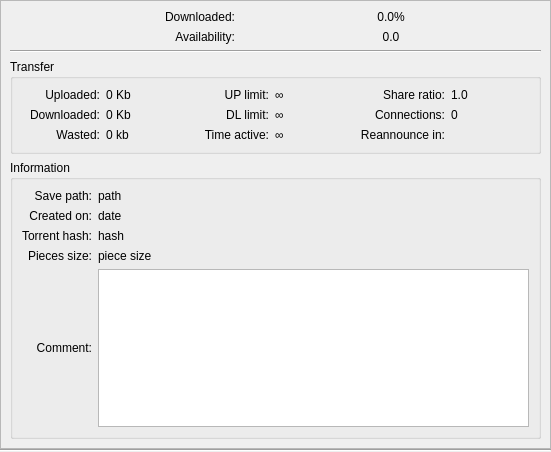
Above: src/properties/propertieswidget.ui from SysAdminDoc/qBittorrent-Vanced before the change. Below: the same form after it.
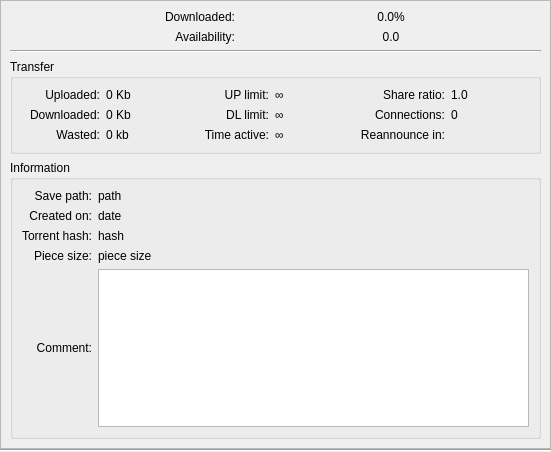
That is the form after the change. Custom widgets are drawn as their Qt base class.

```diff
--- a/src/properties/propertieswidget.ui
+++ b/src/properties/propertieswidget.ui
@@ -478,7 +478,7 @@
               <item row="3" column="0">
                <widget class="QLabel" name="label_3">
                 <property name="text">
-                 <string>Pieces size:</string>
+                 <string>Piece size:</string>
                 </property>
                 <property name="alignment">
                  <set>Qt::AlignRight|Qt::AlignTrailing|Qt::AlignVCenter</set>
```
